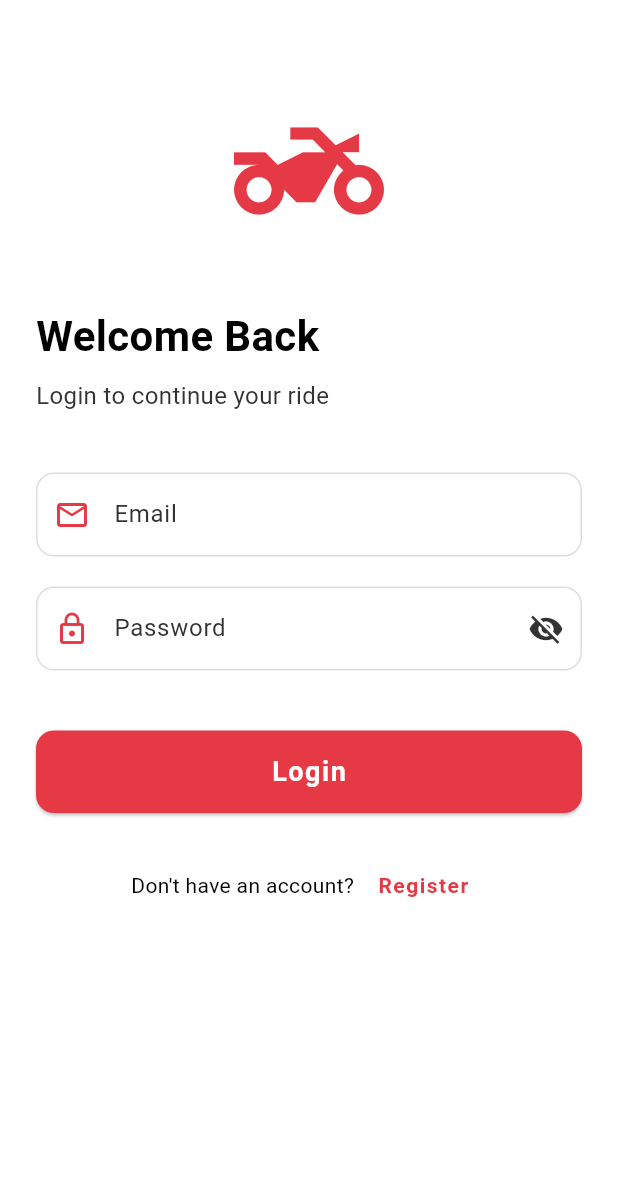
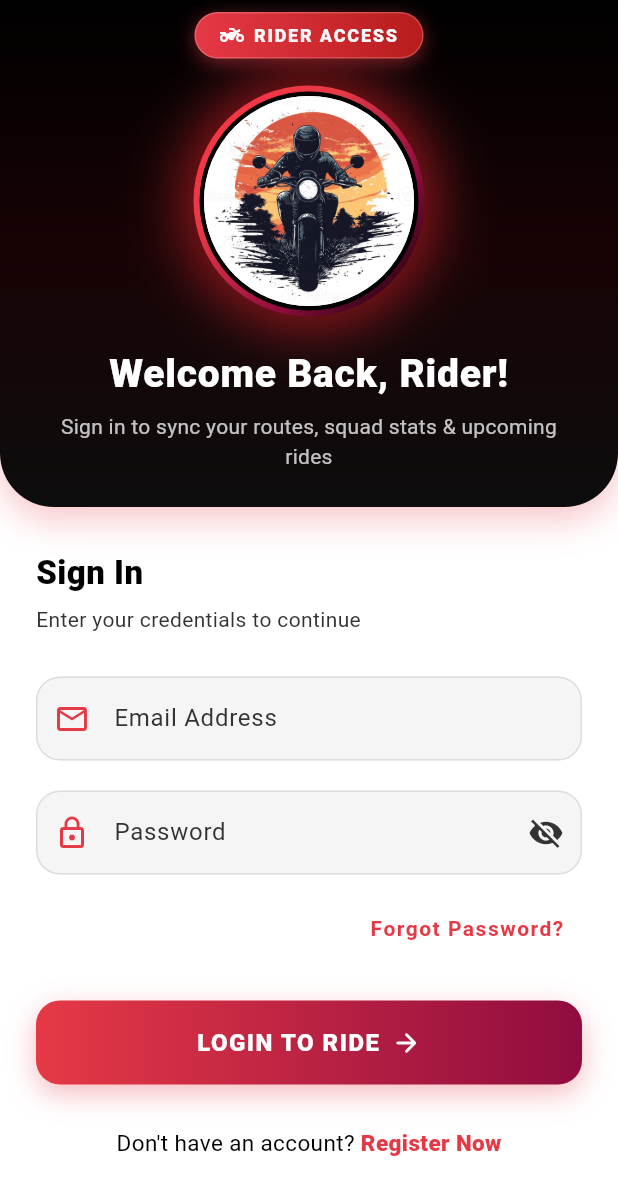
Before and after one commit to wolf-git-up/wolf, a Flutter app: the screen it shows after launch, on a phone screen of 412 x 824 dp. Shown: the top 1195 px of the screen. Run offline on Flutter 3.47's test engine with Material 3 defaults, Android fonts, the phone set to English and light mode, and no system bars; our stand-ins replace audioplayers.

Commit message:
login register theme change

```diff
--- a/bike/lib/screens/login_screen.dart
+++ b/bike/lib/screens/login_screen.dart
@@ -1,5 +1,6 @@
 import 'package:flutter/material.dart';
 import '../theme/app_theme.dart';
+import '../widgets/auth_header.dart';
 import 'register_screen.dart';
 import '../main.dart'; // To access MainShell
 
@@ -16,8 +17,6 @@ class _LoginScreenState extends State<LoginScreen> {
   bool _obscurePassword = true;
 
   void _login() {
-    // Implement actual login logic here
-    // For now, navigate to MainShell
     Navigator.pushReplacement(
       context,
       MaterialPageRoute(builder: (context) => const MainShell()),
@@ -35,68 +34,75 @@ class _LoginScreenState extends State<LoginScreen> {
   Widget build(BuildContext context) {
     return Scaffold(
       backgroundColor: AppColors.themedBackground,
-      body: SafeArea(
-        child: SingleChildScrollView(
-          padding: const EdgeInsets.all(24.0),
+      body: SingleChildScrollView(
+        child: Column(
+          children: [
+            // Top Custom Red & Black Header
+            const AuthHeader(
+              title: 'Welcome Back, Rider!',
+              subtitle: 'Sign in to sync your routes, squad stats & upcoming rides',
+              badgeText: 'RIDER ACCESS',
+            ),
+
+            Padding(
+              padding: const EdgeInsets.symmetric(horizontal: 24.0, vertical: 28.0),
               child: Column(
                 crossAxisAlignment: CrossAxisAlignment.start,
                 children: [
-              const SizedBox(height: 40),
-              Center(
-                child: Icon(
-                  Icons.two_wheeler,
-                  size: 100,
-                  color: AppColors.orange,
+                  Text(
+                    'Sign In',
+                    style: TextStyle(
+                      fontSize: 22,
+                      fontWeight: FontWeight.w800,
+                      color: AppColors.themedText,
+                      letterSpacing: 0.3,
                     ),
                   ),
-              const SizedBox(height: 40),
+                  const SizedBox(height: 6),
                   Text(
-                'Welcome Back',
+                    'Enter your credentials to continue',
                     style: TextStyle(
-                  fontSize: 28,
-                  fontWeight: FontWeight.w700,
-                  color: AppColors.themedText,
-                ),
-              ),
-              const SizedBox(height: 8),
-              Text(
-                'Login to continue your ride',
-                style: TextStyle(
-                  fontSize: 16,
+                      fontSize: 14,
                       color: AppColors.themedGrey,
                     ),
                   ),
-              const SizedBox(height: 40),
+                  const SizedBox(height: 28),
+
+                  // Email Input Field
                   TextField(
                     controller: _emailController,
                     style: TextStyle(color: AppColors.themedText),
                     decoration: InputDecoration(
-                  labelText: 'Email',
+                      labelText: 'Email Address',
                       labelStyle: TextStyle(color: AppColors.themedGrey),
-                  prefixIcon: Icon(Icons.email_outlined, color: AppColors.orange),
+                      prefixIcon: const Icon(Icons.email_outlined, color: Color(0xFFE63946)),
+                      filled: true,
+                      fillColor: AppColors.themedCard,
                       border: OutlineInputBorder(
-                    borderRadius: BorderRadius.circular(12),
+                        borderRadius: BorderRadius.circular(16),
                         borderSide: BorderSide(color: AppColors.themedGreyBorder),
                       ),
                       enabledBorder: OutlineInputBorder(
-                    borderRadius: BorderRadius.circular(12),
+                        borderRadius: BorderRadius.circular(16),
                         borderSide: BorderSide(color: AppColors.themedGreyBorder),
                       ),
                       focusedBorder: OutlineInputBorder(
-                    borderRadius: BorderRadius.circular(12),
-                    borderSide: BorderSide(color: AppColors.orange),
+                        borderRadius: BorderRadius.circular(16),
+                        borderSide: const BorderSide(color: Color(0xFFE63946), width: 2),
                       ),
                     ),
                     keyboardType: TextInputType.emailAddress,
                   ),
                   const SizedBox(height: 20),
+
+                  // Password Input Field
                   TextField(
                     controller: _passwordController,
                     style: TextStyle(color: AppColors.themedText),
                     decoration: InputDecoration(
                       labelText: 'Password',
                       labelStyle: TextStyle(color: AppColors.themedGrey),
-                  prefixIcon: Icon(Icons.lock_outline, color: AppColors.orange),
+                      prefixIcon: const Icon(Icons.lock_outline, color: Color(0xFFE63946)),
                       suffixIcon: IconButton(
                         icon: Icon(
                           _obscurePassword ? Icons.visibility_off : Icons.visibility,
@@ -108,53 +114,107 @@ class _LoginScreenState extends State<LoginScreen> {
                           });
                         },
                       ),
+                      filled: true,
+                      fillColor: AppColors.themedCard,
                       border: OutlineInputBorder(
-                    borderRadius: BorderRadius.circular(12),
+                        borderRadius: BorderRadius.circular(16),
                         borderSide: BorderSide(color: AppColors.themedGreyBorder),
                       ),
                       enabledBorder: OutlineInputBorder(
-                    borderRadius: BorderRadius.circular(12),
+                        borderRadius: BorderRadius.circular(16),
                         borderSide: BorderSide(color: AppColors.themedGreyBorder),
                       ),
                       focusedBorder: OutlineInputBorder(
-                    borderRadius: BorderRadius.circular(12),
-                    borderSide: BorderSide(color: AppColors.orange),
+                        borderRadius: BorderRadius.circular(16),
+                        borderSide: const BorderSide(color: Color(0xFFE63946), width: 2),
                       ),
                     ),
                     obscureText: _obscurePassword,
                   ),
-              const SizedBox(height: 40),
-              SizedBox(
-                width: double.infinity,
-                height: 55,
-                child: ElevatedButton(
-                  style: ElevatedButton.styleFrom(
-                    backgroundColor: AppColors.orange,
-                    shape: RoundedRectangleBorder(
-                      borderRadius: BorderRadius.circular(12),
+
+                  const SizedBox(height: 12),
+                  Align(
+                    alignment: Alignment.centerRight,
+                    child: TextButton(
+                      onPressed: () {
+                        ScaffoldMessenger.of(context).showSnackBar(
+                          const SnackBar(
+                            content: Text('Password reset link sent to your email'),
                           ),
-                  ),
-                  onPressed: _login,
+                        );
+                      },
                       child: const Text(
-                    'Login',
+                        'Forgot Password?',
                         style: TextStyle(
-                      fontSize: 18,
-                      fontWeight: FontWeight.w700,
-                      color: Colors.white,
+                          color: Color(0xFFE63946),
+                          fontWeight: FontWeight.w600,
                         ),
                       ),
                     ),
                   ),
+
                   const SizedBox(height: 24),
+
+                  // Red & Black Gradient Login Button
+                  Container(
+                    width: double.infinity,
+                    height: 56,
+                    decoration: BoxDecoration(
+                      gradient: const LinearGradient(
+                        colors: [Color(0xFFE63946), Color(0xFF900C3F)],
+                      ),
+                      borderRadius: BorderRadius.circular(16),
+                      boxShadow: [
+                        BoxShadow(
+                          color: const Color(0xFFE63946).withValues(alpha: 0.35),
+                          blurRadius: 16,
+                          offset: const Offset(0, 6),
+                        ),
+                      ],
+                    ),
+                    child: ElevatedButton(
+                      style: ElevatedButton.styleFrom(
+                        backgroundColor: Colors.transparent,
+                        shadowColor: Colors.transparent,
+                        shape: RoundedRectangleBorder(
+                          borderRadius: BorderRadius.circular(16),
+                        ),
+                      ),
+                      onPressed: _login,
+                      child: const Row(
+                        mainAxisAlignment: MainAxisAlignment.center,
+                        children: [
+                          Text(
+                            'LOGIN TO RIDE',
+                            style: TextStyle(
+                              fontSize: 16,
+                              fontWeight: FontWeight.w800,
+                              color: Colors.white,
+                              letterSpacing: 1.0,
+                            ),
+                          ),
+                          SizedBox(width: 8),
+                          Icon(Icons.arrow_forward_rounded, color: Colors.white, size: 20),
+                        ],
+                      ),
+                    ),
+                  ),
+
+                  const SizedBox(height: 28),
+
+                  // Navigation link to Register
                   Row(
                     mainAxisAlignment: MainAxisAlignment.center,
                     children: [
                       Text(
                         "Don't have an account? ",
-                    style: TextStyle(color: AppColors.themedText),
+                        style: TextStyle(
+                          color: AppColors.themedText,
+                          fontSize: 15,
                         ),
-                  TextButton(
-                    onPressed: () {
+                      ),
+                      GestureDetector(
+                        onTap: () {
                           Navigator.push(
                             context,
                             MaterialPageRoute(
@@ -163,17 +223,21 @@ class _LoginScreenState extends State<LoginScreen> {
                           );
                         },
                         child: const Text(
-                      'Register',
+                          'Register Now',
                           style: TextStyle(
-                        color: AppColors.orange,
-                        fontWeight: FontWeight.w700,
+                            color: Color(0xFFE63946),
+                            fontWeight: FontWeight.w800,
+                            fontSize: 15,
                           ),
                         ),
                       ),
                     ],
                   ),
+                  const SizedBox(height: 20),
                 ],
               ),
+            ),
+          ],
         ),
       ),
     );
--- /dev/null
+++ b/bike/lib/widgets/auth_header.dart
@@ -0,0 +1,237 @@
+import 'package:flutter/material.dart';
+
+class AuthHeader extends StatelessWidget {
+  final String title;
+  final String subtitle;
+  final String badgeText;
+  final bool showBackButton;
+  final VoidCallback? onBackTap;
+
+  const AuthHeader({
+    super.key,
+    required this.title,
+    required this.subtitle,
+    this.badgeText = 'RIDER SQUAD',
+    this.showBackButton = false,
+    this.onBackTap,
+  });
+
+  @override
+  Widget build(BuildContext context) {
+    return Container(
+      width: double.infinity,
+      decoration: BoxDecoration(
+        gradient: const LinearGradient(
+          begin: Alignment.topCenter,
+          end: Alignment.bottomCenter,
+          colors: [
+            Color(0xFF000000), // Pure Black
+            Color(0xFF180305), // Deep Dark Crimson Red undertone
+            Color(0xFF0D0D0D), // Matte Black finish
+          ],
+        ),
+        borderRadius: const BorderRadius.only(
+          bottomLeft: Radius.circular(36),
+          bottomRight: Radius.circular(36),
+        ),
+        boxShadow: [
+          BoxShadow(
+            color: const Color(0xFFE63946).withValues(alpha: 0.3),
+            blurRadius: 20,
+            offset: const Offset(0, 8),
+          ),
+        ],
+      ),
+      child: SafeArea(
+        bottom: false,
+        child: Column(
+          children: [
+            // Top Bar with Optional Back Button
+            Padding(
+              padding: const EdgeInsets.symmetric(horizontal: 12, vertical: 8),
+              child: Row(
+                mainAxisAlignment: MainAxisAlignment.spaceBetween,
+                children: [
+                  if (showBackButton)
+                    IconButton(
+                      icon: Container(
+                        padding: const EdgeInsets.all(8),
+                        decoration: BoxDecoration(
+                          color: const Color(0xFFE63946).withValues(alpha: 0.2),
+                          shape: BoxShape.circle,
+                          border: Border.all(
+                            color: const Color(0xFFE63946).withValues(alpha: 0.5),
+                            width: 1,
+                          ),
+                        ),
+                        child: const Icon(
+                          Icons.arrow_back,
+                          color: Colors.white,
+                          size: 20,
+                        ),
+                      ),
+                      onPressed: onBackTap ?? () => Navigator.pop(context),
+                    )
+                  else
+                    const SizedBox(width: 48),
+
+                  // Top Pill Badge (Red & Black Theme)
+                  Container(
+                    padding: const EdgeInsets.symmetric(
+                      horizontal: 16,
+                      vertical: 6,
+                    ),
+                    decoration: BoxDecoration(
+                      gradient: const LinearGradient(
+                        colors: [Color(0xFFE63946), Color(0xFFB71C1C)],
+                      ),
+                      borderRadius: BorderRadius.circular(20),
+                      border: Border.all(
+                        color: Colors.white.withValues(alpha: 0.2),
+                        width: 1,
+                      ),
+                      boxShadow: [
+                        BoxShadow(
+                          color: const Color(0xFFE63946).withValues(alpha: 0.5),
+                          blurRadius: 10,
+                          offset: const Offset(0, 3),
+                        ),
+                      ],
+                    ),
+                    child: Row(
+                      mainAxisSize: MainAxisSize.min,
+                      children: [
+                        const Icon(
+                          Icons.two_wheeler,
+                          color: Colors.white,
+                          size: 16,
+                        ),
+                        const SizedBox(width: 6),
+                        Text(
+                          badgeText.toUpperCase(),
+                          style: const TextStyle(
+                            color: Colors.white,
+                            fontSize: 12,
+                            fontWeight: FontWeight.w900,
+                            letterSpacing: 1.2,
+                          ),
+                        ),
+                      ],
+                    ),
+                  ),
+                  const SizedBox(width: 48),
+                ],
+              ),
+            ),
+
+            const SizedBox(height: 10),
+
+            // Hero Rider Image Frame with Red Glow
+            Center(
+              child: Stack(
+                alignment: Alignment.center,
+                children: [
+                  // Background Red Glow Aura
+                  Container(
+                    width: 150,
+                    height: 150,
+                    decoration: BoxDecoration(
+                      shape: BoxShape.circle,
+                      boxShadow: [
+                        BoxShadow(
+                          color: const Color(0xFFE63946).withValues(alpha: 0.55),
+                          blurRadius: 35,
+                          spreadRadius: 8,
+                        ),
+                        BoxShadow(
+                          color: const Color(0xFF8B0000).withValues(alpha: 0.45),
+                          blurRadius: 25,
+                          spreadRadius: 4,
+                        ),
+                      ],
+                    ),
+                  ),
+
+                  // Outer Red & Black Ring Frame
+                  Container(
+                    padding: const EdgeInsets.all(4),
+                    decoration: BoxDecoration(
+                      shape: BoxShape.circle,
+                      gradient: const LinearGradient(
+                        colors: [
+                          Color(0xFFFF3344),
+                          Color(0xFFE63946),
+                          Color(0xFF900C3F),
+                          Color(0xFF000000),
+                        ],
+                        begin: Alignment.topLeft,
+                        end: Alignment.bottomRight,
+                      ),
+                    ),
+                    child: Container(
+                      padding: const EdgeInsets.all(3),
+                      decoration: const BoxDecoration(
+                        color: Colors.black,
+                        shape: BoxShape.circle,
+                      ),
+                      child: ClipOval(
+                        child: Container(
+                          width: 140,
+                          height: 140,
+                          color: Colors.white,
+                          child: Image.asset(
+                            'assets/images/rider_header.jpg',
+                            fit: BoxFit.cover,
+                            errorBuilder: (context, error, stackTrace) {
+                              return Container(
+                                color: Colors.black,
+                                child: const Icon(
+                                  Icons.two_wheeler,
+                                  size: 70,
+                                  color: Color(0xFFE63946),
+                                ),
+                              );
+                            },
+                          ),
+                        ),
+                      ),
+                    ),
+                  ),
+                ],
+              ),
+            ),
+
+            const SizedBox(height: 20),
+
+            // Title and Subtitle inside Header
+            Text(
+              title,
+              textAlign: TextAlign.center,
+              style: const TextStyle(
+                fontSize: 26,
+                fontWeight: FontWeight.w900,
+                color: Colors.white,
+                letterSpacing: 0.5,
+              ),
+            ),
+            const SizedBox(height: 6),
+            Padding(
+              padding: const EdgeInsets.symmetric(horizontal: 24),
+              child: Text(
+                subtitle,
+                textAlign: TextAlign.center,
+                style: TextStyle(
+                  fontSize: 14,
+                  fontWeight: FontWeight.w400,
+                  color: Colors.white.withValues(alpha: 0.75),
+                  letterSpacing: 0.2,
+                ),
+              ),
+            ),
+            const SizedBox(height: 24),
+          ],
+        ),
+      ),
+    );
+  }
+}
```
Also changed, not shown: bike/lib/screens/register_screen.dart (+111 -59 lines), bike/assets/images/rider_header.jpg (added), bike/assets/images/rider_hero.jpg (added). Lines whose indentation alone changed are shown as unchanged.
